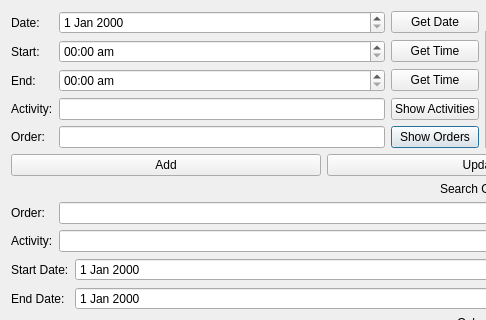
This is UI_RAW/Log.ui in GreenBeanio/Kimberly-s-Delicious-Dozen-Tracker as Qt 5 draws it before an edit; both pictures show x 0 to 486 and y 0 to 320 of the 964 by 764 pixel window. The edited form follows.
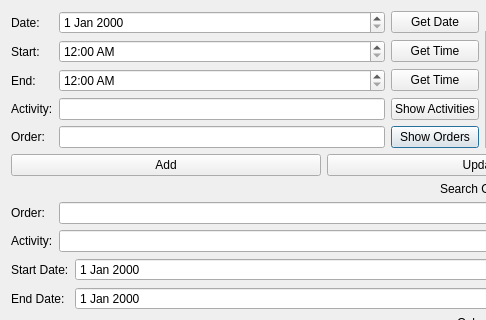
This is the edited form.

Diff of the .ui file:
```diff
--- a/UI_RAW/Log.ui
+++ b/UI_RAW/Log.ui
@@ -50,7 +50,7 @@
          <item row="1" column="1">
           <widget class="QTimeEdit" name="StartSelect">
            <property name="displayFormat">
-            <string>HH:mm ap</string>
+            <string>hh:mm AP</string>
            </property>
           </widget>
          </item>
@@ -92,7 +92,7 @@
          <item row="2" column="1">
           <widget class="QTimeEdit" name="EndSelect">
            <property name="displayFormat">
-            <string>HH:mm ap</string>
+            <string>hh:mm AP</string>
            </property>
           </widget>
          </item>
```
